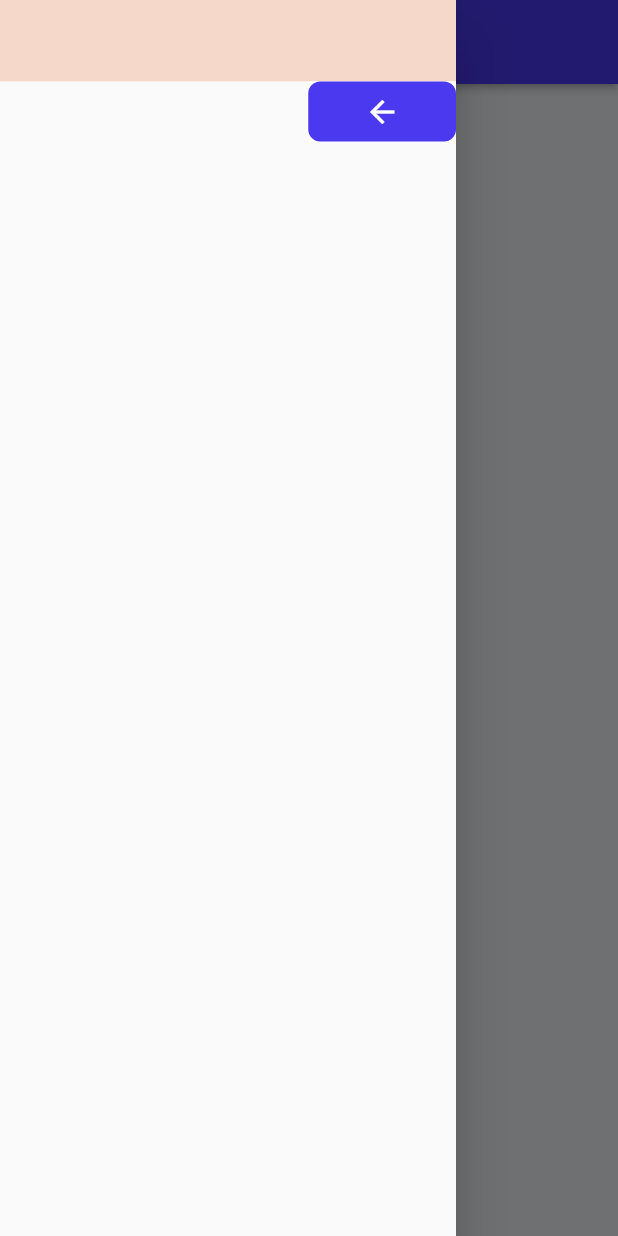
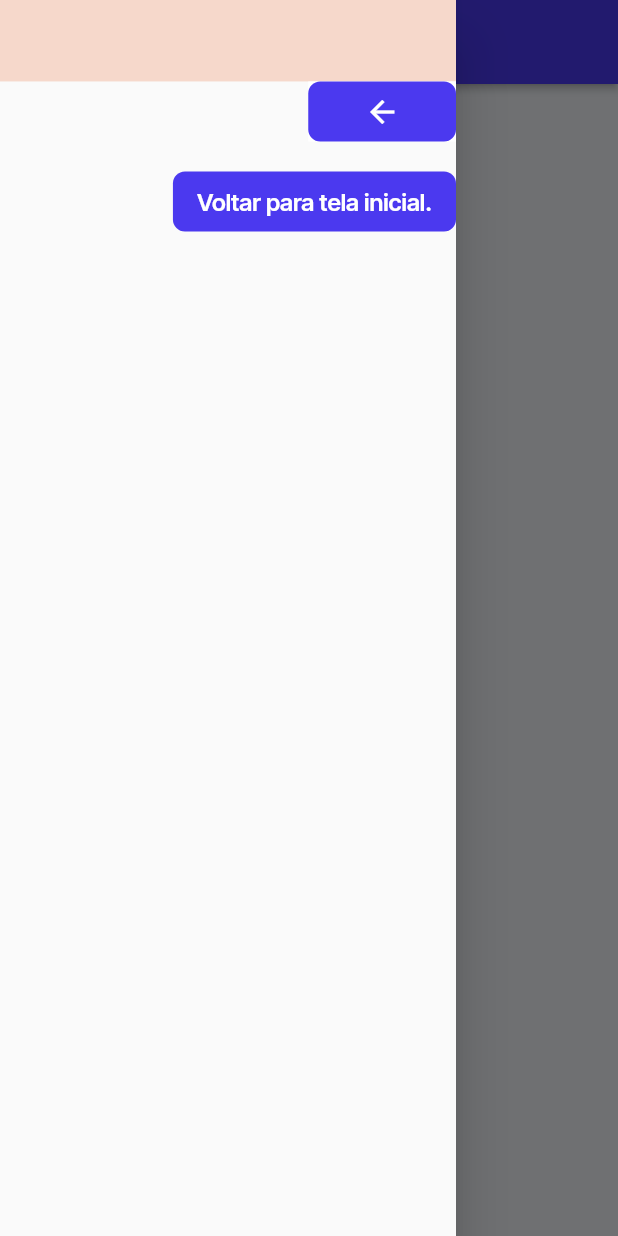
Before and after one commit to JoaoPSL2/FlutterFlow-PaginaInicial, a Flutter app: the CadastroPageWidget screen opened by its route, with the side drawer open, on a phone screen of 412 x 824 dp. Run offline on Flutter 3.47's test engine with Material 3 defaults, Android fonts, the phone set to English and light mode, and no system bars; drawn by our look-alikes of auto_size_text; our stand-ins replace font_awesome_flutter, from_css_color, go_router, google_fonts, page_transition, pin_code_fields and 2 more; missing offline and left inert: json_path; accounts and stored records are empty.

Commit message:
Updating to latest FlutterFlow output.

```diff
--- a/lib/pages/cadastro_page/cadastro_page_model.dart
+++ b/lib/pages/cadastro_page/cadastro_page_model.dart
@@ -1,4 +1,5 @@
 import '/flutter_flow/flutter_flow_util.dart';
+import '/index.dart';
 import 'cadastro_page_widget.dart' show CadastroPageWidget;
 import 'package:flutter/material.dart';
 
--- a/lib/pages/cadastro_page/cadastro_page_widget.dart
+++ b/lib/pages/cadastro_page/cadastro_page_widget.dart
@@ -1,6 +1,8 @@
 import '/flutter_flow/flutter_flow_icon_button.dart';
 import '/flutter_flow/flutter_flow_theme.dart';
 import '/flutter_flow/flutter_flow_util.dart';
+import '/flutter_flow/flutter_flow_widgets.dart';
+import '/index.dart';
 import 'package:flutter/material.dart';
 import 'package:google_fonts/google_fonts.dart';
 import 'cadastro_page_model.dart';
@@ -67,7 +69,7 @@
                   ),
                   child: FlutterFlowIconButton(
                     borderRadius: 8.0,
-                    buttonSize: 98.93,
+                    buttonSize: 98.9,
                     fillColor: FlutterFlowTheme.of(context).primary,
                     icon: Icon(
                       Icons.arrow_back,
@@ -80,6 +82,47 @@
                         Navigator.pop(context);
                       }
                     },
+                  ),
+                ),
+              ),
+              Align(
+                alignment: AlignmentDirectional(1.0, 0.0),
+                child: Padding(
+                  padding: EdgeInsetsDirectional.fromSTEB(0.0, 20.0, 0.0, 0.0),
+                  child: FFButtonWidget(
+                    onPressed: () async {
+                      context.pushNamed(HomePageWidget.routeName);
+                    },
+                    text: 'Voltar para tela inicial.',
+                    options: FFButtonOptions(
+                      height: 40.0,
+                      padding:
+                          EdgeInsetsDirectional.fromSTEB(16.0, 0.0, 16.0, 0.0),
+                      iconPadding:
+                          EdgeInsetsDirectional.fromSTEB(0.0, 0.0, 0.0, 0.0),
+                      color: FlutterFlowTheme.of(context).primary,
+                      textStyle:
+                          FlutterFlowTheme.of(context).titleSmall.override(
+                                font: GoogleFonts.interTight(
+                                  fontWeight: FlutterFlowTheme.of(context)
+                                      .titleSmall
+                                      .fontWeight,
+                                  fontStyle: FlutterFlowTheme.of(context)
+                                      .titleSmall
+                                      .fontStyle,
+                                ),
+                                color: Colors.white,
+                                letterSpacing: 0.0,
+                                fontWeight: FlutterFlowTheme.of(context)
+                                    .titleSmall
+                                    .fontWeight,
+                                fontStyle: FlutterFlowTheme.of(context)
+                                    .titleSmall
+                                    .fontStyle,
+                              ),
+                      elevation: 0.0,
+                      borderRadius: BorderRadius.circular(8.0),
+                    ),
                   ),
                 ),
               ),
--- a/lib/pages/home_page/home_page_model.dart
+++ b/lib/pages/home_page/home_page_model.dart
@@ -1,10 +1,12 @@
 import '/flutter_flow/flutter_flow_util.dart';
+import '/index.dart';
 import 'home_page_widget.dart' show HomePageWidget;
 import 'package:flutter/material.dart';
 
 class HomePageModel extends FlutterFlowModel<HomePageWidget> {
   ///  State fields for stateful widgets in this page.
 
+  final formKey = GlobalKey<FormState>();
   // State field(s) for TabBar widget.
   TabController? tabBarController;
   int get tabBarCurrentIndex =>
```
Also changed, not shown: lib/flutter_flow/ff_builtin_enums.dart (added, +110 -0 lines), lib/pages/home_page/home_page_widget.dart (+14 -2 lines).
